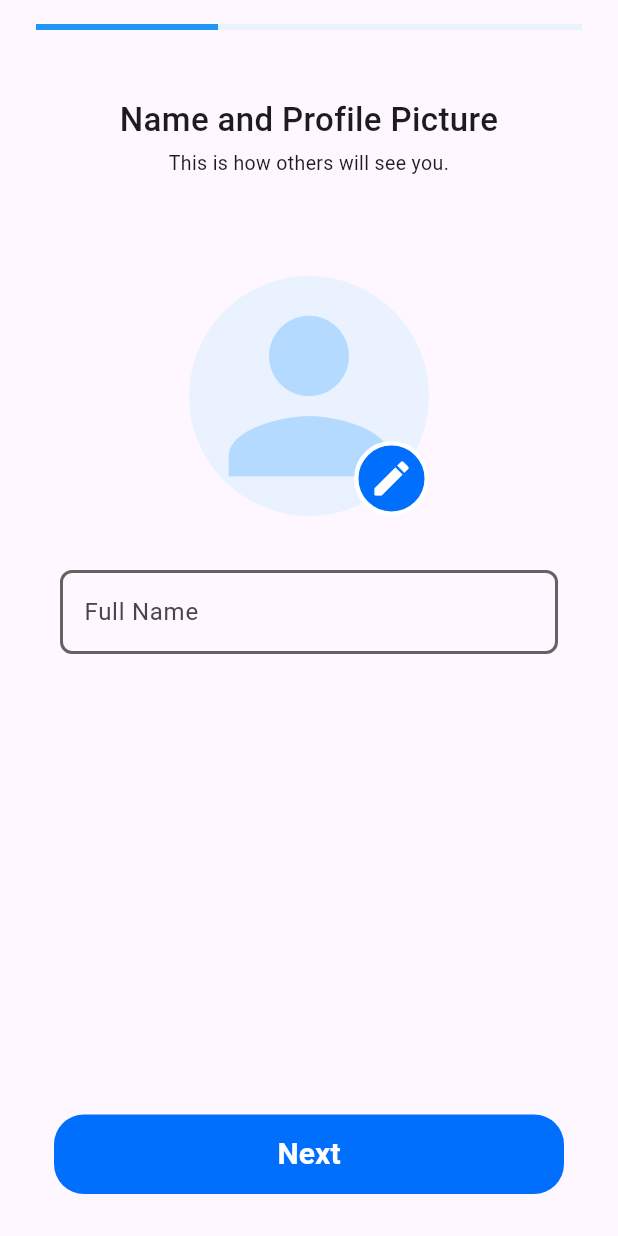
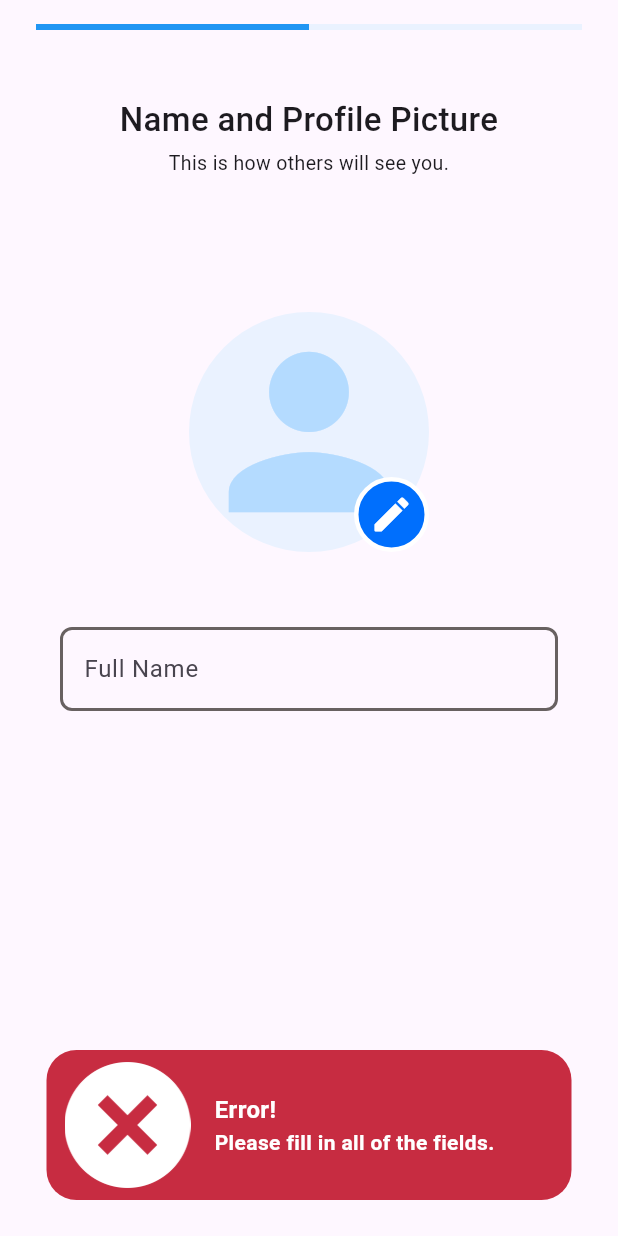
Before and after one commit to UTRGV-CSCI-Senior-Project/senior_final_project, a Flutter app: the OnboardingScreen screen opened directly, after a tap on "Next", on a phone screen of 412 x 824 dp. Run offline on Flutter 3.47's test engine with Material 3 defaults, Android fonts, the phone set to English and light mode, and no system bars; our stand-ins replace cloud_firestore, firebase_auth, firebase_core, firebase_storage, flutter_riverpod, image_picker; accounts and stored records are empty; generated files the repository leaves out were written again.

Commit message:
Working on services screen

```diff
--- a/lib/services/firestore_services.dart
+++ b/lib/services/firestore_services.dart
@@ -37,6 +37,14 @@ class FirestoreServices {
       }
     }
 
+    Stream<UserModel> getUserStream(String uid) {
+      return _firestore.collection('users')
+        .doc(uid)
+        .snapshots()
+        .map((snapshot) => UserModel.fromJson(snapshot.data()!));
+    }
+
+
     Future<bool> isUsernameUnique(String username) async {
       try{
     final querySnapshot = await _firestore
@@ -50,7 +58,6 @@ class FirestoreServices {
 
   }
 
-
   Future<void> updateUser(Map<String, dynamic> fieldsToUpdate) async {
     try{
       final uid = _ref.read(authStateProvider).value?.uid;
@@ -59,4 +66,15 @@ class FirestoreServices {
       throw 'update-failed';
     }
   }
+
+  Future<List<String>> getServices() async {
+    try{
+      final QuerySnapshot servicesSnapshot = await _firestore.collection('services').get();
+
+      List<String> servicesList = servicesSnapshot.docs.map((doc) => doc.get('service') as String).toList();
+      return servicesList;
+    } catch (e){
+      throw 'unexpected-error';
+    }
+  }
 }
--- a/lib/views/home_screen.dart
+++ b/lib/views/home_screen.dart
@@ -1,6 +1,3 @@
-//File just to navigate to after successful sign/log in
-//Can be changed
-
 import 'package:flutter/material.dart';
 import 'package:flutter_riverpod/flutter_riverpod.dart';
 import 'package:folio/core/service_locator.dart';
@@ -13,11 +10,10 @@ class HomeScreen extends ConsumerWidget {
 
   @override
   Widget build(BuildContext context, WidgetRef ref) {
-    return   ref.watch(userModelProvider).when(data: (userModel){
+    return ref.watch(userStreamProvider).when(data: (userModel){
       if(userModel == null){
         return const WelcomeScreen();
       }
-
       if(userModel.completedOnboarding){
         return Scaffold(
       body: SafeArea(child: Column(
--- a/lib/views/onboarding_screen.dart
+++ b/lib/views/onboarding_screen.dart
@@ -3,6 +3,7 @@ import 'dart:io';
 import 'package:flutter/material.dart';
 import 'package:flutter_riverpod/flutter_riverpod.dart';
 import 'package:folio/core/service_locator.dart';
+import 'package:folio/services/firestore_services.dart';
 import 'package:folio/views/home_screen.dart';
 import 'package:folio/widgets/snackbar_widget.dart';
 import 'package:image_picker/image_picker.dart';
@@ -19,6 +20,32 @@ class _OnboardingScreenState extends ConsumerState<OnboardingScreen> {
   int _currentPage = 0;
   File? file;
   final _fullNameController = TextEditingController();
+
+  late List<String> services = [];
+
+  final Map<String, bool> selectedServices = {};
+
+  @override
+  void initState() {
+    super.initState();
+    loadServices();
+  }
+
+  Future<void> loadServices() async {
+    try {
+      final firestoreServices = ref.read(firestoreServicesProvider);
+      final fetchedServices = await firestoreServices.getServices();
+      setState(() {
+        services = fetchedServices;
+
+        for (var service in services) {
+          selectedServices[service] = false;
+        }
+      });
+    } catch (e) {
+      print('error-loading');
+    }
+  }
 
   Future<void> onProfileTap() async {
     final ImagePicker imagePicker = ImagePicker();
@@ -48,8 +75,9 @@ class _OnboardingScreenState extends ConsumerState<OnboardingScreen> {
             style: TextStyle(fontSize: 13, fontWeight: FontWeight.w400),
           ),
           const SizedBox(height: 50),
-        Padding(padding: const EdgeInsets.symmetric(vertical: 16), child:
-        Center(
+          Padding(
+            padding: const EdgeInsets.symmetric(vertical: 40),
+            child: Center(
               child: Stack(
                 children: [
                   Container(
@@ -101,8 +129,10 @@ class _OnboardingScreenState extends ConsumerState<OnboardingScreen> {
               ),
             ),
           ),
-        const SizedBox(height: 20),
-        Padding(padding: const EdgeInsets.symmetric(horizontal: 16), child: TextField(
+          const SizedBox(height: 10),
+          Padding(
+            padding: const EdgeInsets.symmetric(horizontal: 16),
+            child: TextField(
               controller: _fullNameController,
               cursorColor: const Color.fromARGB(255, 0, 111, 253),
               decoration: const InputDecoration(
@@ -116,33 +146,71 @@ class _OnboardingScreenState extends ConsumerState<OnboardingScreen> {
                     borderSide: BorderSide(
                         color: Color.fromARGB(255, 104, 97, 97), width: 2)),
               ),
-        ),)
-
+            ),
+          )
         ],
       ),
     );
   }
 
-Widget buildInterests(BuildContext context){
-  return const SingleChildScrollView(
+  Widget buildInterests(BuildContext context) {
+    return SingleChildScrollView(
       child: Column(
         crossAxisAlignment: CrossAxisAlignment.stretch,
         children: [
-        SizedBox(height: 20),
-        Text(
-          'What services are you interested in?',
+          const SizedBox(height: 20),
+          const Text(
+            'What professions are you interested in?',
             textAlign: TextAlign.center,
             style: TextStyle(fontSize: 22, fontWeight: FontWeight.w500),
           ),
-        SizedBox(height: 4),
-        Text(
+          const SizedBox(height: 4),
+          const Text(
             "Choose as many as you'd like",
             textAlign: TextAlign.center,
             style: TextStyle(fontSize: 13, fontWeight: FontWeight.w400),
           ),
-        SizedBox(height: 50),
-
-
+          const SizedBox(height: 50),
+          ...services.map((service) {
+            bool isSelected = selectedServices[service] ?? false;
+            return GestureDetector(
+                onTap: () => setState(() {
+                      selectedServices[service] = !isSelected;
+                    }),
+                child: Container(
+                    margin: const EdgeInsets.symmetric(vertical: 5),
+                    decoration: BoxDecoration(
+                      color: isSelected
+                          ? const Color.fromRGBO(229, 255, 200, 100)
+                          : Colors
+                              .transparent, // Change background color when selected
+                      borderRadius: BorderRadius.circular(8),
+                      border: Border.all(
+                        color: isSelected
+                            ? const Color.fromRGBO(9, 195, 54, 100)
+                            : Colors.grey,
+                      ),
+                    ),
+                    child: Padding(
+                      padding: const EdgeInsets.all(16),
+                      child: Row(
+                        children: [
+                          Text(
+                            service,
+                            style: const TextStyle(fontSize: 14),
+                          ),
+                          const Spacer(),
+                          isSelected
+                              ? const Icon(
+                                  Icons.check,
+                                  color: Color.fromRGBO(9, 195, 19, 100),
+                                  size: 20,
+                                )
+                              : Container(),
+                        ],
+                      ),
+                    )));
+          })
         ],
       ),
     );
@@ -158,7 +226,7 @@ Widget build(BuildContext context) {
             crossAxisAlignment: CrossAxisAlignment.stretch,
             children: [
               LinearProgressIndicator(
-              value: (_currentPage +1) / 3,
+                value: (_currentPage + 1) / 2,
                 color: Colors.blue,
                 backgroundColor: const Color.fromARGB(255, 234, 242, 255),
               ),
@@ -171,33 +239,60 @@ Widget build(BuildContext context) {
                       _currentPage = index;
                     });
                   },
-                children: [
-                  buildProfile(context),
-                  buildInterests(context)
-                  ],
+                  children: [buildProfile(context), buildInterests(context)],
                 ),
               ),
-            Padding(padding: const EdgeInsets.all(12),
-            child:TextButton(
-                onPressed: () async {},
+              Padding(
+                padding: const EdgeInsets.all(12),
+                child: TextButton(
+                    onPressed: () async {
+                      if (_currentPage == 0) {
+                        if (_fullNameController.text.isEmpty || file == null) {
+                          showCustomSnackBar(context, 'empty-fields');
+                        } else {
+                          _pageController.nextPage(
+                            duration: const Duration(milliseconds: 300),
+                            curve: Curves.easeInOut,
+                          );
+                        }
+                      } else {
+                        try {
+                          final List<String> selectedServicesList =
+                              selectedServices.entries
+                                  .where((entry) => entry.value == true)
+                                  .map((entry) => entry.key)
+                                  .toList();
+                          await ref.read(userRepositoryProvider).updateProfile(profilePicture: file, fields: {
+                            'fullName': _fullNameController.text,
+                            'completedOnboarding': true,
+                            'preferredServices': selectedServicesList});
+
+                        } catch (e) {
+                          print(e);
+                        }
+                        Navigator.pushReplacement(
+                            context,
+                            MaterialPageRoute(
+                                builder: (context) => const HomeScreen()));
+                      }
+                    },
                     style: TextButton.styleFrom(
                         shape: RoundedRectangleBorder(
                             borderRadius: BorderRadius.circular(20)),
                         backgroundColor: const Color.fromARGB(255, 0, 111, 253),
                         padding: const EdgeInsets.symmetric(vertical: 12)),
-                child: const Text('Next',
-                    style: TextStyle(
+                    child: Text(_currentPage == 0 ? 'Next' : 'Done!',
+                        style: const TextStyle(
                             color: Colors.white,
                             fontSize: 20,
-                        fontWeight: FontWeight.bold))) ,)
-
+                            fontWeight: FontWeight.bold))),
+              )
             ],
           ),
         ),
       ),
     );
   }
-
 }
 
 
```
Also changed, not shown: lib/core/service_locator.dart (+12 -0 lines). Lines whose indentation alone changed are shown as unchanged.
